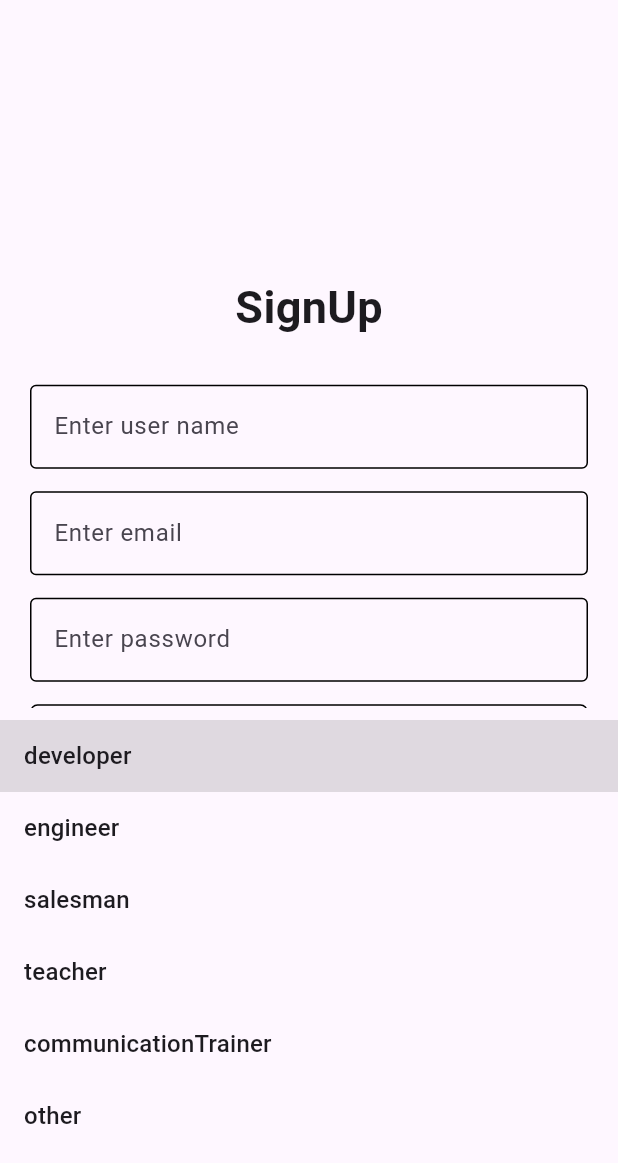
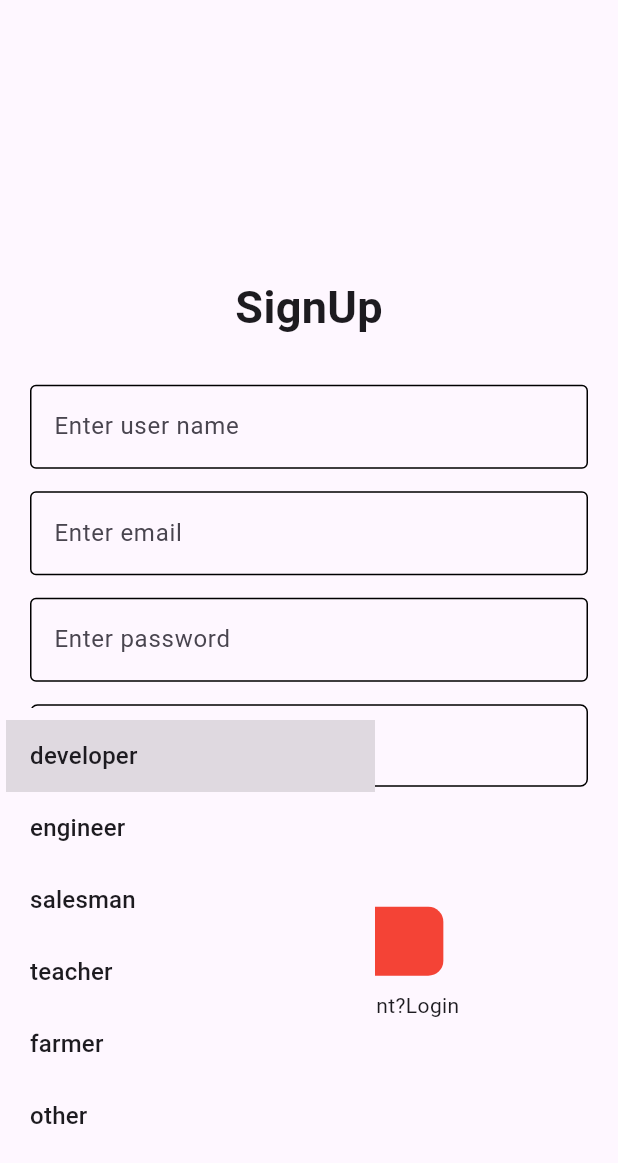
Before and after one commit to DUDU0123/MOVIE-HUB, a Flutter app: the SignUpPage screen opened by its route, after a tap on "developer", on a phone screen of 412 x 824 dp. Shown: the top 1163 px of the screen. Run offline on Flutter 3.47's test engine with Material 3 defaults, Android fonts, the phone set to English and light mode, and no system bars; our stand-ins replace equatable, flutter_bloc, fpdart, get_it, hive, hive_flutter and 1 more; accounts and stored records are empty.

Commit message:
UI fix completed

```diff
--- a/lib/core/enums/enums.dart
+++ b/lib/core/enums/enums.dart
@@ -2,5 +2,5 @@ enum PageType{
   login,home,signUp,
 }
 enum UserProffession{
-  developer,engineer, salesman, teacher, communicationTrainer,other
+  developer,engineer, salesman, teacher,farmer,other
 }
--- a/lib/features/authentication/presentation/widgets/proffession_select_widget.dart
+++ b/lib/features/authentication/presentation/widgets/proffession_select_widget.dart
@@ -1,13 +1,17 @@
 import 'package:flutter/material.dart';
 import 'package:flutter_bloc/flutter_bloc.dart';
+import 'package:movie_hub/core/constants/height_width.dart';
 import 'package:movie_hub/core/enums/enums.dart';
 import 'package:movie_hub/features/authentication/presentation/bloc/bloc/auth_bloc.dart';
 
 BlocBuilder<AuthBloc, AuthState> proffessionSelectWidget() {
   return BlocBuilder<AuthBloc, AuthState>(
     builder: (context, state) {
-      return Container(
+      return Align(
+        alignment: Alignment.centerLeft,
+        child: Container(
           height: 50,
+          width: screenWidth(context: context)/2,
           decoration: BoxDecoration(
             borderRadius: BorderRadius.circular(10),
           ),
@@ -34,6 +38,7 @@ BlocBuilder<AuthBloc, AuthState> proffessionSelectWidget() {
                   .add(SelectProffessionEvent(selectedProffession: newValue));
             },
           ),
+        ),
       );
     },
   );
```
Lines whose indentation alone changed are shown as unchanged.
